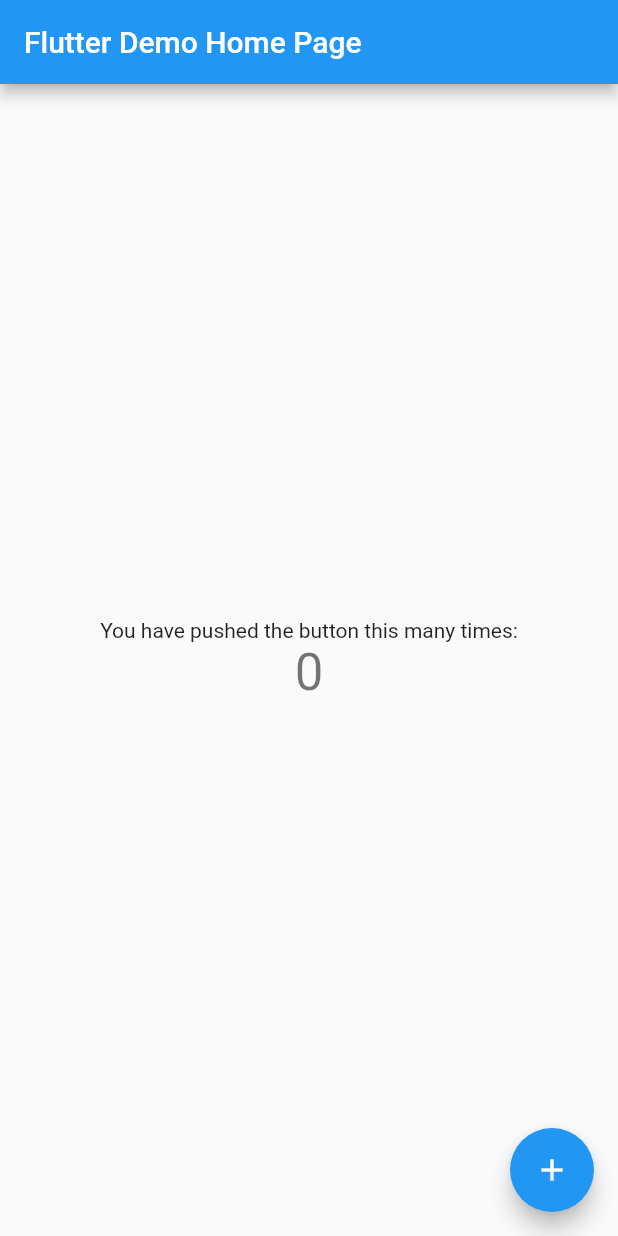
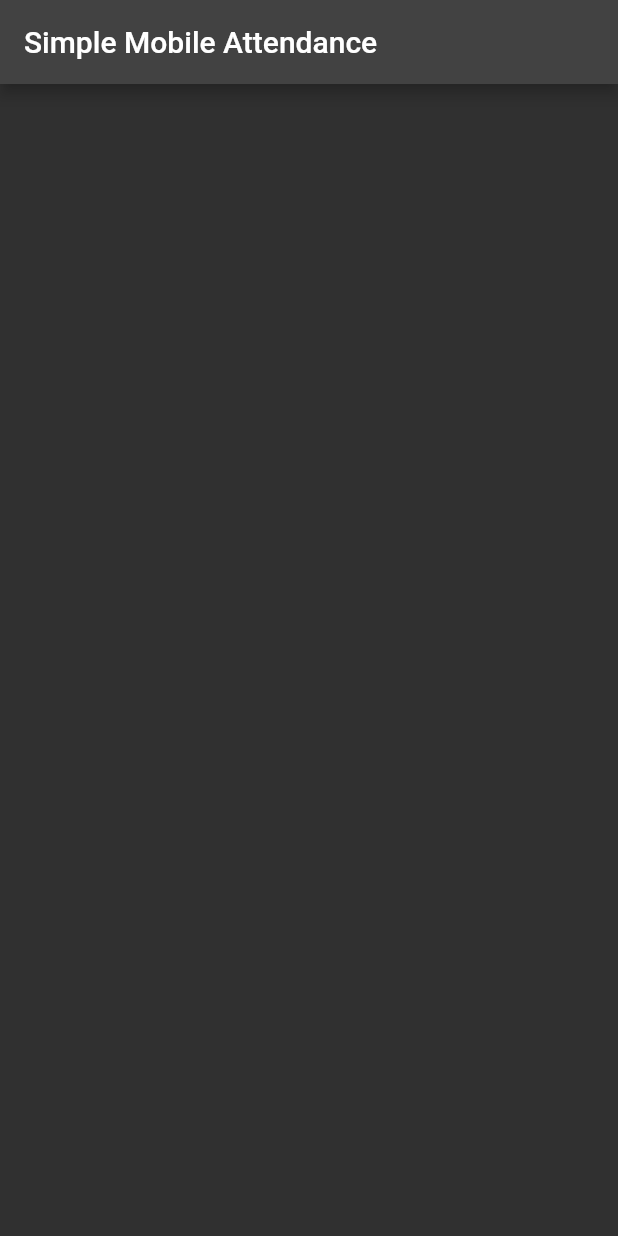
Before and after one commit to nadahasni-dot/flutter-mobile-attendance, a Flutter app: the screen it shows after launch, on a phone screen of 412 x 824 dp. Run offline on Flutter 3.47's test engine with Material 2 defaults, Android fonts, the phone set to English and light mode, and no system bars; our stand-ins replace get.

Commit message:
setup routes & default theme

```diff
--- /dev/null
+++ b/lib/constants/theme.dart
@@ -0,0 +1,10 @@
+import 'package:flutter/material.dart';
+
+final theme = ThemeData(
+  primarySwatch: Colors.blue,
+);
+
+final darkTheme = ThemeData(
+  brightness: Brightness.dark,
+  primarySwatch: Colors.blue,
+);
--- a/lib/main.dart
+++ b/lib/main.dart
@@ -1,4 +1,9 @@
 import 'package:flutter/material.dart';
+import 'package:get/get.dart';
+
+import 'constants/theme.dart';
+import 'routes/app_pages.dart';
+import 'routes/route_names.dart';
 
 void main() {
   runApp(const MyApp());
@@ -10,106 +15,13 @@
   // This widget is the root of your application.
   @override
   Widget build(BuildContext context) {
-    return MaterialApp(
+    return GetMaterialApp(
       title: 'Flutter Demo',
-      theme: ThemeData(
-        // This is the theme of your application.
-        //
-        // Try running your application with "flutter run". You'll see the
-        // application has a blue toolbar. Then, without quitting the app, try
-        // changing the primarySwatch below to Colors.green and then invoke
-        // "hot reload" (press "r" in the console where you ran "flutter run",
-        // or simply save your changes to "hot reload" in a Flutter IDE).
-        // Notice that the counter didn't reset back to zero; the application
-        // is not restarted.
-        primarySwatch: Colors.blue,
-      ),
-      home: const MyHomePage(title: 'Flutter Demo Home Page'),
+      theme: theme,
+      darkTheme: darkTheme,
+      themeMode: ThemeMode.dark,
+      getPages: AppPages.appPages,
+      initialRoute: RouteNames.home,
     );
   }
 }
-
-class MyHomePage extends StatefulWidget {
-  const MyHomePage({Key? key, required this.title}) : super(key: key);
-
-  // This widget is the home page of your application. It is stateful, meaning
-  // that it has a State object (defined below) that contains fields that affect
-  // how it looks.
-
-  // This class is the configuration for the state. It holds the values (in this
-  // case the title) provided by the parent (in this case the App widget) and
-  // used by the build method of the State. Fields in a Widget subclass are
-  // always marked "final".
-
-  final String title;
-
-  @override
-  State<MyHomePage> createState() => _MyHomePageState();
-}
-
-class _MyHomePageState extends State<MyHomePage> {
-  int _counter = 0;
-
-  void _incrementCounter() {
-    setState(() {
-      // This call to setState tells the Flutter framework that something has
-      // changed in this State, which causes it to rerun the build method below
-      // so that the display can reflect the updated values. If we changed
-      // _counter without calling setState(), then the build method would not be
-      // called again, and so nothing would appear to happen.
-      _counter++;
-    });
-  }
-
-  @override
-  Widget build(BuildContext context) {
-    // This method is rerun every time setState is called, for instance as done
-    // by the _incrementCounter method above.
-    //
-    // The Flutter framework has been optimized to make rerunning build methods
-    // fast, so that you can just rebuild anything that needs updating rather
-    // than having to individually change instances of widgets.
-    return Scaffold(
-      appBar: AppBar(
-        // Here we take the value from the MyHomePage object that was created by
-        // the App.build method, and use it to set our appbar title.
-        title: Text(widget.title),
-      ),
-      body: Center(
-        // Center is a layout widget. It takes a single child and positions it
-        // in the middle of the parent.
-        child: Column(
-          // Column is also a layout widget. It takes a list of children and
-          // arranges them vertically. By default, it sizes itself to fit its
-          // children horizontally, and tries to be as tall as its parent.
-          //
-          // Invoke "debug painting" (press "p" in the console, choose the
-          // "Toggle Debug Paint" action from the Flutter Inspector in Android
-          // Studio, or the "Toggle Debug Paint" command in Visual Studio Code)
-          // to see the wireframe for each widget.
-          //
-          // Column has various properties to control how it sizes itself and
-          // how it positions its children. Here we use mainAxisAlignment to
-          // center the children vertically; the main axis here is the vertical
-          // axis because Columns are vertical (the cross axis would be
-          // horizontal).
-          mainAxisAlignment: MainAxisAlignment.center,
-          children: <Widget>[
-            const Text(
-              'You have pushed the button this many times:',
-            ),
-            Text(
-              '$_counter',
-              style: Theme.of(context).textTheme.headline4,
-            ),
-          ],
-        ),
-      ),
-      floatingActionButton: FloatingActionButton(
-        onPressed: _incrementCounter,
-        tooltip: 'Increment',
-        child: const Icon(Icons.add),
-      ), // This trailing comma makes auto-formatting nicer for build methods.
-    );
-  }
-}
--- /dev/null
+++ b/lib/routes/app_pages.dart
@@ -0,0 +1,23 @@
+import 'package:get/get.dart';
+
+import '../screens/attendance_screen.dart';
+import '../screens/detail_attendance_screen.dart';
+import '../screens/home_screen.dart';
+import 'route_names.dart';
+
+class AppPages {
+  static final appPages = [
+    GetPage(
+      name: RouteNames.home,
+      page: () => const HomeScreen(),
+    ),
+    GetPage(
+      name: RouteNames.attendanceScreen,
+      page: () => const AttendanceScreen(),
+    ),
+    GetPage(
+      name: RouteNames.detailAttendanceScreen,
+      page: () => const DetailAttendanceScreen(),
+    ),
+  ];
+}
--- /dev/null
+++ b/lib/routes/route_names.dart
@@ -0,0 +1,5 @@
+class RouteNames {
+  static const home = '/';
+  static const attendanceScreen = '/attendance-screen';
+  static const detailAttendanceScreen = '/detail-attendance-screen';
+}
--- /dev/null
+++ b/lib/screens/attendance_screen.dart
@@ -0,0 +1,17 @@
+import 'package:flutter/material.dart';
+
+class AttendanceScreen extends StatefulWidget {
+  const AttendanceScreen({Key? key}) : super(key: key);
+
+  @override
+  State<AttendanceScreen> createState() => _AttendanceScreenState();
+}
+
+class _AttendanceScreenState extends State<AttendanceScreen> {
+  @override
+  Widget build(BuildContext context) {
+    return Scaffold(
+      appBar: AppBar(title: const Text('Attendance')),
+    );
+  }
+}
--- /dev/null
+++ b/lib/screens/detail_attendance_screen.dart
@@ -0,0 +1,17 @@
+import 'package:flutter/material.dart';
+
+class DetailAttendanceScreen extends StatefulWidget {
+  const DetailAttendanceScreen({Key? key}) : super(key: key);
+
+  @override
+  State<DetailAttendanceScreen> createState() => _DetailAttendanceScreenState();
+}
+
+class _DetailAttendanceScreenState extends State<DetailAttendanceScreen> {
+  @override
+  Widget build(BuildContext context) {
+    return Scaffold(
+      appBar: AppBar(title: const Text('Detail Attendance')),
+    );
+  }
+}
--- /dev/null
+++ b/lib/screens/home_screen.dart
@@ -0,0 +1,17 @@
+import 'package:flutter/material.dart';
+
+class HomeScreen extends StatefulWidget {
+  const HomeScreen({Key? key}) : super(key: key);
+
+  @override
+  State<HomeScreen> createState() => _HomeScreenState();
+}
+
+class _HomeScreenState extends State<HomeScreen> {
+  @override
+  Widget build(BuildContext context) {
+    return Scaffold(
+      appBar: AppBar(title: const Text('Simple Mobile Attendance')),
+    );
+  }
+}
```
